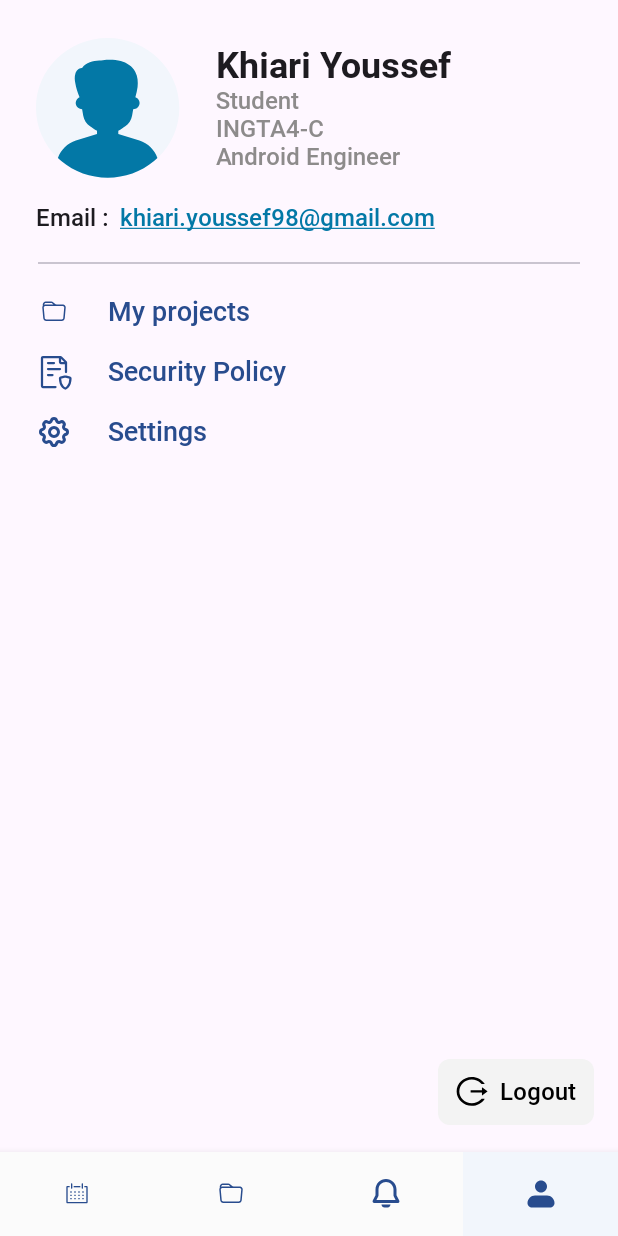
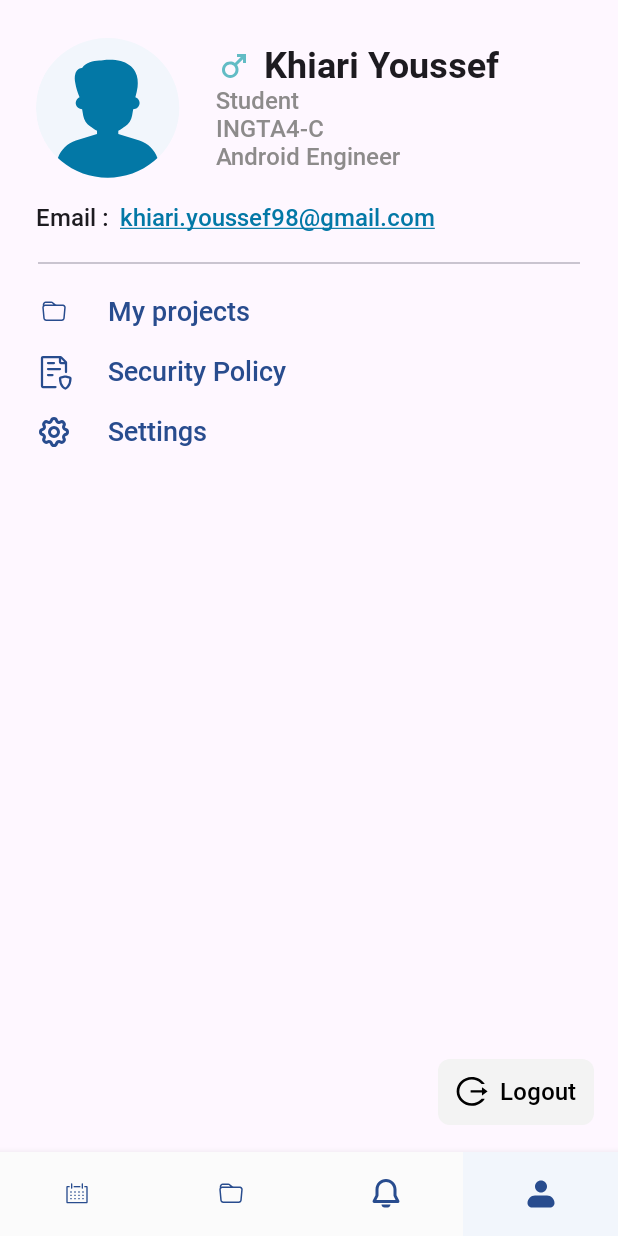
Before and after one commit to khiari-youssef/SesameStudentLife, an Android app built with Jetpack Compose: the HomeScreen screen opened through its navigation route, item 4 of the bottom bar chosen, on a phone screen of 412 x 824 dp. Run offline under Robolectric (Android 15) with nearby library versions, the phone set to English and light mode, and no system bars; our stand-ins replace Shimmer, constraintlayout-compose; Roboto replaces fonts that are not available here; 1 statement that could not run was skipped.

Commit message:
+ sqldelight sesameUser SchemaV1 + resources update + profile screen user sex indicator

```diff
--- a/androidApp/src/main/java/tn/sesame/spm/android/ui/notifications/NotificationItem.kt
+++ b/androidApp/src/main/java/tn/sesame/spm/android/ui/notifications/NotificationItem.kt
@@ -94,8 +94,8 @@ fun NotificationItem(
         ) {
             SesameCircleImageM(
                 uri = sesameProjectNotification?.senderImage ?: "",
-                placeholderRes = tn.sesame.designsystem.R.drawable.profile_placeholder,
-                errorRes = tn.sesame.designsystem.R.drawable.profile_placeholder
+                placeholderRes = R.drawable.profile_placeholder,
+                errorRes = R.drawable.profile_placeholder
             )
             ClickableText(
                 modifier = Modifier
--- a/androidApp/src/main/java/tn/sesame/spm/android/ui/profile/UserProfileDetails.kt
+++ b/androidApp/src/main/java/tn/sesame/spm/android/ui/profile/UserProfileDetails.kt
@@ -8,12 +8,15 @@ import androidx.compose.foundation.layout.Row
 import androidx.compose.foundation.layout.padding
 import androidx.compose.foundation.layout.wrapContentSize
 import androidx.compose.foundation.text.ClickableText
+import androidx.compose.material3.Icon
 import androidx.compose.material3.MaterialTheme
 import androidx.compose.material3.Text
 import androidx.compose.runtime.Composable
 import androidx.compose.ui.Alignment
 import androidx.compose.ui.Modifier
+import androidx.compose.ui.graphics.vector.ImageVector
 import androidx.compose.ui.res.stringResource
+import androidx.compose.ui.res.vectorResource
 import androidx.compose.ui.text.SpanStyle
 import androidx.compose.ui.text.TextStyle
 import androidx.compose.ui.text.buildAnnotatedString
@@ -58,6 +61,22 @@ fun UserProfileDetails(
                 modifier = Modifier
                     .wrapContentSize()
             ) {
+                Row(
+                    modifier = Modifier
+                        .wrapContentSize(),
+                    verticalAlignment = Alignment.CenterVertically,
+                    horizontalArrangement = Arrangement.spacedBy(
+                        8.dp,Alignment.Start
+                    )
+                ) {
+                    Icon(
+                        imageVector = ImageVector.vectorResource(when (sesameUser.sex) {
+                            SesameUserSex.Female -> R.drawable.ic_sex_female
+                            SesameUserSex.Male -> R.drawable.ic_sex_male
+                        }) ,
+                        contentDescription = "",
+                        tint = MaterialTheme.colorScheme.tertiary
+                    )
                     Text(
                         text = sesameUser.getFullName(),
                         style = TextStyle(
@@ -67,6 +86,7 @@ fun UserProfileDetails(
                             color = MaterialTheme.colorScheme.onBackground,
                         )
                     )
+                }
                 Text(
                     text = when (sesameUser){
                       is SesameStudent-> stringResource(id = tn.sesame.spm.android.R.string.profile_student)
--- a/designsystem/src/androidMain/kotlin/tn/sesame/designsystem/components/images/SesameCircleImage.kt
+++ b/designsystem/src/androidMain/kotlin/tn/sesame/designsystem/components/images/SesameCircleImage.kt
@@ -1,19 +1,35 @@
+import android.graphics.drawable.shapes.Shape
+import androidx.compose.foundation.BorderStroke
+import androidx.compose.foundation.background
+import androidx.compose.foundation.border
+import androidx.compose.foundation.layout.requiredSize
+import androidx.compose.foundation.layout.size
+import androidx.compose.foundation.shape.CircleShape
 import androidx.compose.runtime.Composable
 import androidx.compose.runtime.mutableStateOf
 import androidx.compose.runtime.remember
 import androidx.compose.ui.Modifier
+import androidx.compose.ui.draw.clip
+import androidx.compose.ui.graphics.Color
 import androidx.compose.ui.platform.LocalContext
+import androidx.compose.ui.tooling.preview.Preview
+import androidx.compose.ui.unit.Dp
+import androidx.compose.ui.unit.dp
 import coil.compose.AsyncImage
 import coil.compose.AsyncImagePainter
 import coil.request.ImageRequest
+import tn.sesame.designsystem.R
 import tn.sesame.designsystem.components.loading.shimmerEffect
+
 
 @Composable
 fun SesameCircleImage(
     modifier: Modifier = Modifier,
     uri : Any,
-    placeholderRes : Int,
-    errorRes : Int
+    placeholderRes : Int = R.drawable.profile_placeholder,
+    errorRes : Int = R.drawable.profile_placeholder,
+    size : Dp,
+    borderStroke: BorderStroke = BorderStroke(width = 0.dp, color = Color.Unspecified)
 ) {
     val currentContext = LocalContext.current
     val isLoading = remember {
@@ -21,6 +37,16 @@ fun SesameCircleImage(
     }
  AsyncImage(
      modifier = modifier
+         .border(
+             border = borderStroke,
+             shape = CircleShape
+         )
+         .background(
+             color = Color.Unspecified,
+             shape = CircleShape
+         )
+         .clip(CircleShape)
+         .requiredSize(size)
          .shimmerEffect(isLoading.value),
      model = ImageRequest
      .Builder(currentContext)
--- a/designsystem/src/androidMain/kotlin/tn/sesame/designsystem/components/images/SesameCircleImageXL.kt
+++ b/designsystem/src/androidMain/kotlin/tn/sesame/designsystem/components/images/SesameCircleImageXL.kt
@@ -12,16 +12,10 @@ fun SesameCircleImageXL(
     placeholderRes : Int,
     errorRes : Int
 ) {
-    val currentContext = LocalContext.current
- AsyncImage(
-     modifier = Modifier
-         .requiredSize(96.dp),
-     model = ImageRequest
-     .Builder(currentContext)
-     .data(uri)
-     .placeholder(placeholderRes)
-     .error(errorRes)
-     .build(),
-     contentDescription = ""
- )
+    SesameCircleImage(
+        uri = uri,
+        placeholderRes = placeholderRes,
+        errorRes = errorRes,
+        size = 96.dp
+    )
 }
--- a/designsystem/src/androidMain/res/drawable/profile_placeholder.xml
+++ b/designsystem/src/androidMain/res/drawable/profile_placeholder.xml
@@ -1,4 +1,4 @@
 <?xml version="1.0" encoding="utf-8"?>
 <shape android:shape="oval" xmlns:android="http://schemas.android.com/apk/res/android">
-<solid android:color="@color/primaryColorDark"/>
+<solid android:color="@color/SecondaryColorVariant"/>
 </shape>
--- a/designsystem/src/androidMain/res/values/strings.xml
+++ b/designsystem/src/androidMain/res/values/strings.xml
@@ -23,4 +23,6 @@
     <string name="error_network_no_internet_details">Internet connection is unavailable !</string>
     <string name="accepted">Accepted</string>
     <string name="rejected">Rejected</string>
+    <string name="sex_male">Male</string>
+    <string name="sex_female">Female</string>
 </resources>
--- /dev/null
+++ b/designsystem/src/main/res/drawable/ic_sex_female.xml
@@ -0,0 +1,9 @@
+<vector xmlns:android="http://schemas.android.com/apk/res/android"
+    android:width="24dp"
+    android:height="24dp"
+    android:viewportWidth="24"
+    android:viewportHeight="24">
+  <path
+      android:pathData="M11,21V19H9V17H11V14.9C9.683,14.667 8.604,14.037 7.762,13.012C6.92,11.987 6.499,10.799 6.5,9.45C6.5,7.933 7.038,6.646 8.113,5.588C9.188,4.53 10.484,4.001 12,4C13.517,4 14.813,4.529 15.888,5.588C16.963,6.647 17.501,7.934 17.5,9.45C17.5,10.8 17.079,11.988 16.237,13.013C15.395,14.038 14.316,14.667 13,14.9V17H15V19H13V21H11ZM12,13C12.967,13 13.792,12.658 14.475,11.975C15.158,11.292 15.5,10.467 15.5,9.5C15.5,8.533 15.158,7.708 14.475,7.025C13.792,6.342 12.967,6 12,6C11.033,6 10.208,6.342 9.525,7.025C8.842,7.708 8.5,8.533 8.5,9.5C8.5,10.467 8.842,11.292 9.525,11.975C10.208,12.658 11.033,13 12,13Z"
+      android:fillColor="#000000"/>
+</vector>
--- /dev/null
+++ b/designsystem/src/main/res/drawable/ic_sex_male.xml
@@ -0,0 +1,9 @@
+<vector xmlns:android="http://schemas.android.com/apk/res/android"
+    android:width="24dp"
+    android:height="24dp"
+    android:viewportWidth="24"
+    android:viewportHeight="24">
+  <path
+      android:pathData="M20,4V10H18V7.425L14.025,11.375C14.342,11.842 14.583,12.338 14.75,12.863C14.917,13.388 15,13.934 15,14.5C15,16.033 14.467,17.333 13.4,18.4C12.333,19.467 11.033,20 9.5,20C7.967,20 6.667,19.467 5.6,18.4C4.533,17.333 4,16.033 4,14.5C4,12.967 4.533,11.667 5.6,10.6C6.667,9.533 7.967,9 9.5,9C10.05,9 10.592,9.079 11.125,9.237C11.658,9.395 12.15,9.641 12.6,9.975L16.575,6H14V4H20ZM9.5,11C8.533,11 7.708,11.342 7.025,12.025C6.342,12.708 6,13.533 6,14.5C6,15.467 6.342,16.292 7.025,16.975C7.708,17.658 8.533,18 9.5,18C10.467,18 11.292,17.658 11.975,16.975C12.658,16.292 13,15.467 13,14.5C13,13.533 12.658,12.708 11.975,12.025C11.292,11.342 10.467,11 9.5,11Z"
+      android:fillColor="#000000"/>
+</vector>
--- a/shared/src/commonMain/kotlin/tn/sesame/spm/domain/entities/SesameUser.kt
+++ b/shared/src/commonMain/kotlin/tn/sesame/spm/domain/entities/SesameUser.kt
@@ -79,7 +79,8 @@ class SesameTeacher(
  email : String,
  sex : SesameUserSex,
  profilePicture : String,
- val profBackground : String
+ val profBackground : String,
+ val assignedClasses : List<SesameClass>
 ): SesameUser(registrationID, firstName, lastName, email,sex, profilePicture){
     override val canViewProjects : SesamePermissionState = SesamePermissionState.GRANTED
     override val canCreateProjects : SesamePermissionState = SesamePermissionState.GRANTED
```
Also changed, not shown: designsystem/src/androidMain/kotlin/tn/sesame/designsystem/components/images/SesameCircleImageL.kt (+6 -12 lines), designsystem/src/androidMain/kotlin/tn/sesame/designsystem/components/images/SesameCircleImageM.kt (+10 -12 lines), designsystem/src/androidMain/kotlin/tn/sesame/designsystem/components/images/SesameCircleImageS.kt (+6 -12 lines), 2 other files. Lines whose indentation alone changed are shown as unchanged.
